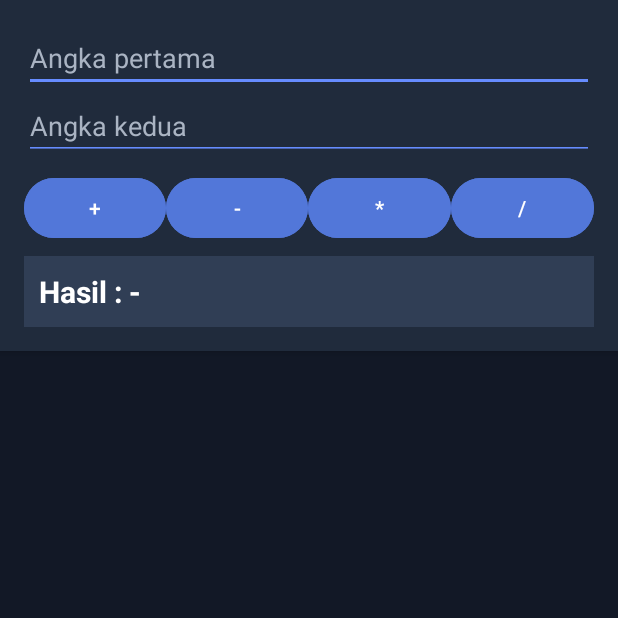
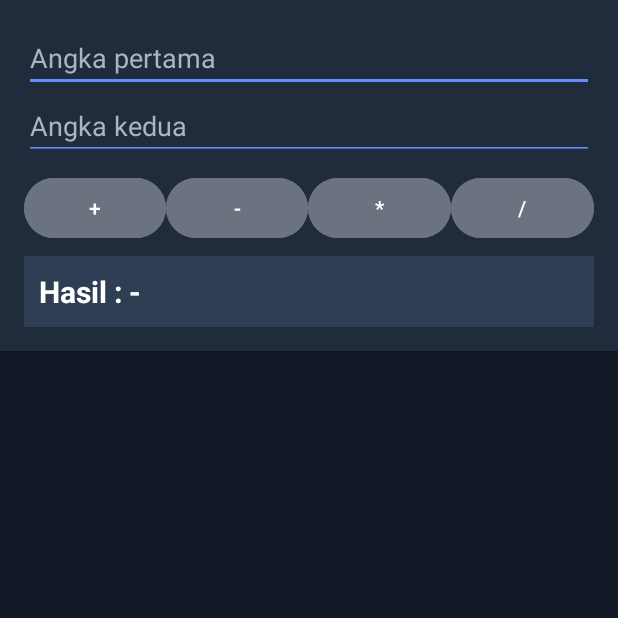
Before and after one commit to axelantonia/Kalkulator, an Android app: the screen it shows after launch (MainActivity), on a phone screen of 412 x 824 dp, the top half of it. Run offline under Robolectric (Android 15) with nearby library versions, the phone set to English and light mode, and no system bars.

Commit message:
feat: ubah tema layout activity_main dengan area history

```diff
--- a/app/src/main/res/layout/activity_main.xml
+++ b/app/src/main/res/layout/activity_main.xml
@@ -49,7 +49,7 @@
                 android:layout_height="wrap_content"
                 android:layout_weight="1"
                 android:text="+"
-                android:backgroundTint="#5277D9"
+                android:backgroundTint="#6B7280"
                 android:textColor="#FFFFFF"/>
 
             <Button
@@ -58,7 +58,7 @@
                 android:layout_height="wrap_content"
                 android:layout_weight="1"
                 android:text="-"
-                android:backgroundTint="#5277D9"
+                android:backgroundTint="#6B7280"
                 android:textColor="#FFFFFF"/>
 
             <Button
@@ -67,7 +67,7 @@
                 android:layout_height="wrap_content"
                 android:layout_weight="1"
                 android:text="*"
-                android:backgroundTint="#5277D9"
+                android:backgroundTint="#6B7280"
                 android:textColor="#FFFFFF"/>
 
             <Button
@@ -76,7 +76,7 @@
                 android:layout_height="wrap_content"
                 android:layout_weight="1"
                 android:text="/"
-                android:backgroundTint="#5277D9"
+                android:backgroundTint="#6B7280"
                 android:textColor="#FFFFFF"/>
 
         </LinearLayout>
@@ -95,11 +95,17 @@
 
     </LinearLayout>
 
-    <androidx.fragment.app.FragmentContainerView
-        android:id="@+id/fragment_container"
+    <ScrollView
+        android:id="@+id/svHistory"
         android:layout_width="match_parent"
         android:layout_height="0dp"
         android:layout_weight="1"
-        android:layout_marginTop="12dp"/>
+        android:layout_marginTop="12dp">
 
+        <LinearLayout
+            android:id="@+id/llHistory"
+            android:layout_width="match_parent"
+            android:layout_height="wrap_content"
+            android:orientation="vertical" />
+    </ScrollView>
 </LinearLayout>
```
